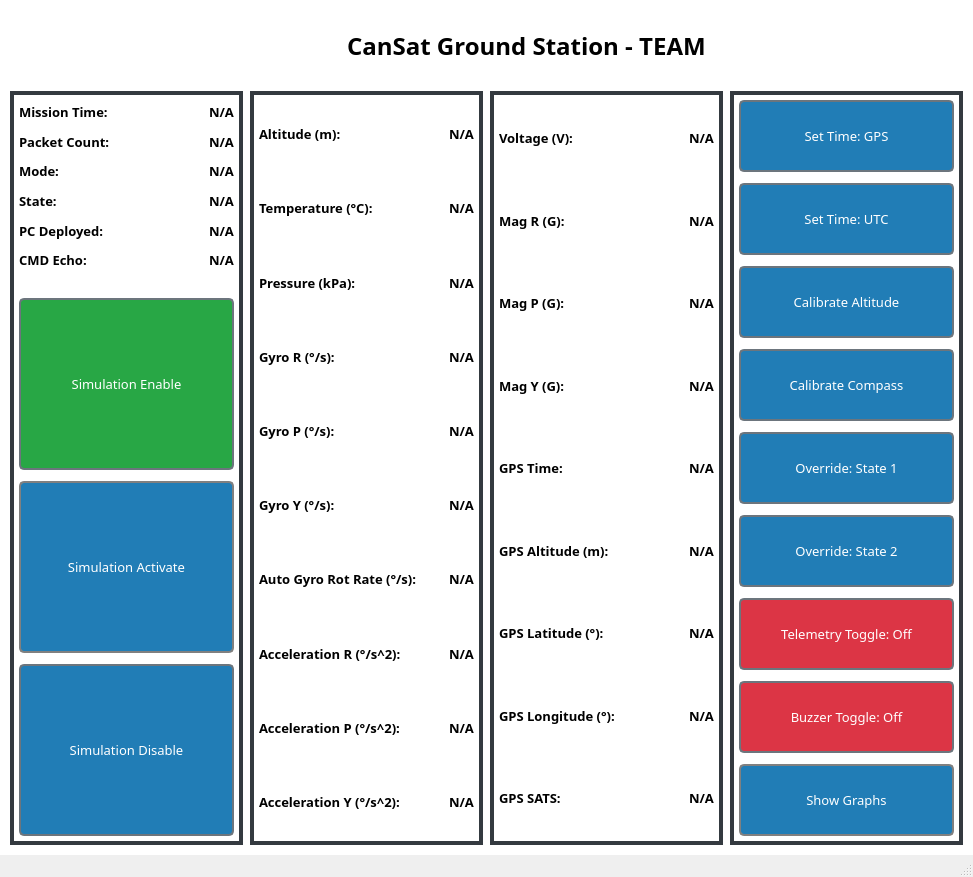
Qt form Ground-Station/gui/ground_station.ui (BradyCason/UCI-CanSat-24-25) before a commit.
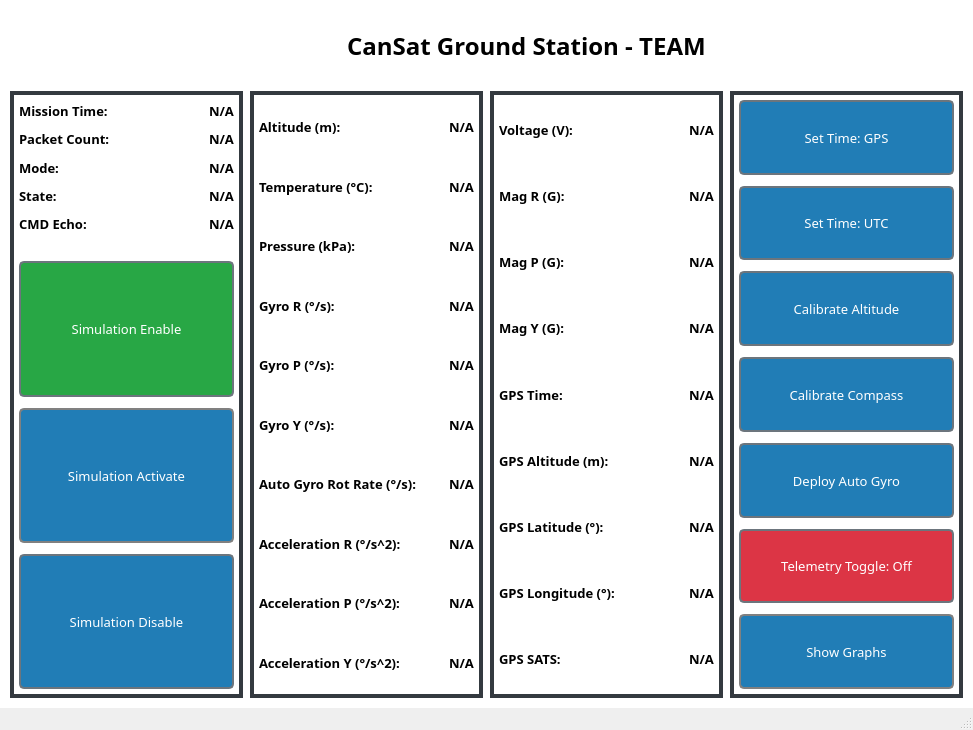
The same form after that commit.

Diff of the .ui file:
```diff
--- a/Ground-Station/gui/ground_station.ui
+++ b/Ground-Station/gui/ground_station.ui
@@ -7,7 +7,7 @@
     <x>0</x>
     <y>0</y>
     <width>973</width>
-    <height>877</height>
+    <height>730</height>
    </rect>
   </property>
   <property name="windowTitle">
@@ -257,24 +257,6 @@
                  </property>
                 </widget>
                </item>
-               <item>
-                <widget class="QLabel" name="pc_deployed">
-                 <property name="font">
-                  <font>
-                   <family>Sans Serif Collection</family>
-                   <pointsize>10</pointsize>
-                   <weight>75</weight>
-                   <bold>true</bold>
-                  </font>
-                 </property>
-                 <property name="styleSheet">
-                  <string notr="true">border: none;</string>
-                 </property>
-                 <property name="text">
-                  <string>PC Deployed:</string>
-                 </property>
-                </widget>
-               </item>
                <item>
                 <widget class="QLabel" name="cmd_echo">
                  <property name="font">
@@ -357,21 +339,6 @@
                  </property>
                 </widget>
                </item>
-               <item>
-                <widget class="QLabel" name="PC_DEPLOYED">
-                 <property name="font">
-                  <font>
-                   <family>Sans Serif Collection</family>
-                   <pointsize>10</pointsize>
-                   <weight>75</weight>
-                   <bold>true</bold>
-                  </font>
-                 </property>
-                 <property name="text">
-                  <string>N/A</string>
-                 </property>
-                </widget>
-               </item>
                <item>
                 <widget class="QLabel" name="CMD_ECHO">
                  <property name="font">
@@ -1151,7 +1118,7 @@
        <widget class="QWidget" name="control_container" native="true">
         <layout class="QGridLayout" name="gridLayout_4">
          <item row="0" column="0">
-          <layout class="QVBoxLayout" name="control_panel" stretch="1,0,1,0,1,0,1,0,1,0,1,0,1,0,1,0,1">
+          <layout class="QVBoxLayout" name="control_panel" stretch="1,0,1,0,1,0,1,0,1,0,1,0,1">
            <item>
             <widget class="QPushButton" name="set_time_gps_button">
              <property name="sizePolicy">
@@ -1322,47 +1289,7 @@
               <string notr="true"/>
              </property>
              <property name="text">
-              <string>Override: State 1</string>
-             </property>
-            </widget>
-           </item>
-           <item>
-            <spacer name="verticalSpacer_4">
-             <property name="orientation">
-              <enum>Qt::Vertical</enum>
-             </property>
-             <property name="sizeType">
-              <enum>QSizePolicy::Fixed</enum>
-             </property>
-             <property name="sizeHint" stdset="0">
-              <size>
-               <width>20</width>
-               <height>5</height>
-              </size>
-             </property>
-            </spacer>
-           </item>
-           <item>
-            <widget class="QPushButton" name="override_state_2_button">
-             <property name="sizePolicy">
-              <sizepolicy hsizetype="Minimum" vsizetype="Minimum">
-               <horstretch>0</horstretch>
-               <verstretch>0</verstretch>
-              </sizepolicy>
-             </property>
-             <property name="font">
-              <font>
-               <family>Sans Serif Collection</family>
-               <pointsize>10</pointsize>
-               <weight>50</weight>
-               <bold>false</bold>
-              </font>
-             </property>
-             <property name="styleSheet">
-              <string notr="true"/>
-             </property>
-             <property name="text">
-              <string>Override: State 2</string>
+              <string>Deploy Auto Gyro</string>
              </property>
             </widget>
            </item>
@@ -1406,43 +1333,6 @@
              </property>
             </widget>
            </item>
-           <item>
-            <spacer name="verticalSpacer_7">
-             <property name="orientation">
-              <enum>Qt::Vertical</enum>
-             </property>
-             <property name="sizeHint" stdset="0">
-              <size>
-               <width>20</width>
-               <height>5</height>
-              </size>
-             </property>
-            </spacer>
-           </item>
-           <item>
-            <widget class="QPushButton" name="buzzer_toggle_button">
-             <property name="sizePolicy">
-              <sizepolicy hsizetype="Minimum" vsizetype="Minimum">
-               <horstretch>0</horstretch>
-               <verstretch>0</verstretch>
-              </sizepolicy>
-             </property>
-             <property name="font">
-              <font>
-               <family>Sans Serif Collection</family>
-               <pointsize>10</pointsize>
-               <weight>50</weight>
-               <bold>false</bold>
-              </font>
-             </property>
-             <property name="styleSheet">
-              <string notr="true">QPushButton{background-color: rgba(220, 53, 69, 1);} QPushButton:hover{background-color: rgba(200, 45, 59, 1);}</string>
-             </property>
-             <property name="text">
-              <string>Buzzer Toggle: Off</string>
-             </property>
-            </widget>
-           </item>
            <item>
             <spacer name="verticalSpacer_9">
              <property name="orientation">
```
Left out of the diff: 2 changed lines with no effect on the pictures.
